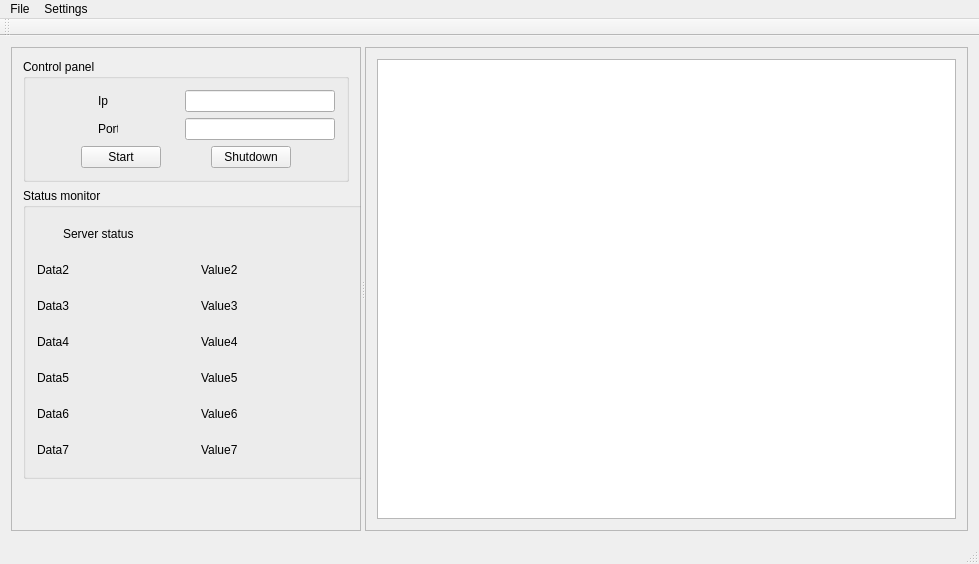
Above: servermainwindow.ui from siskeba1/Game_Server before the change. Below: the same form after it.
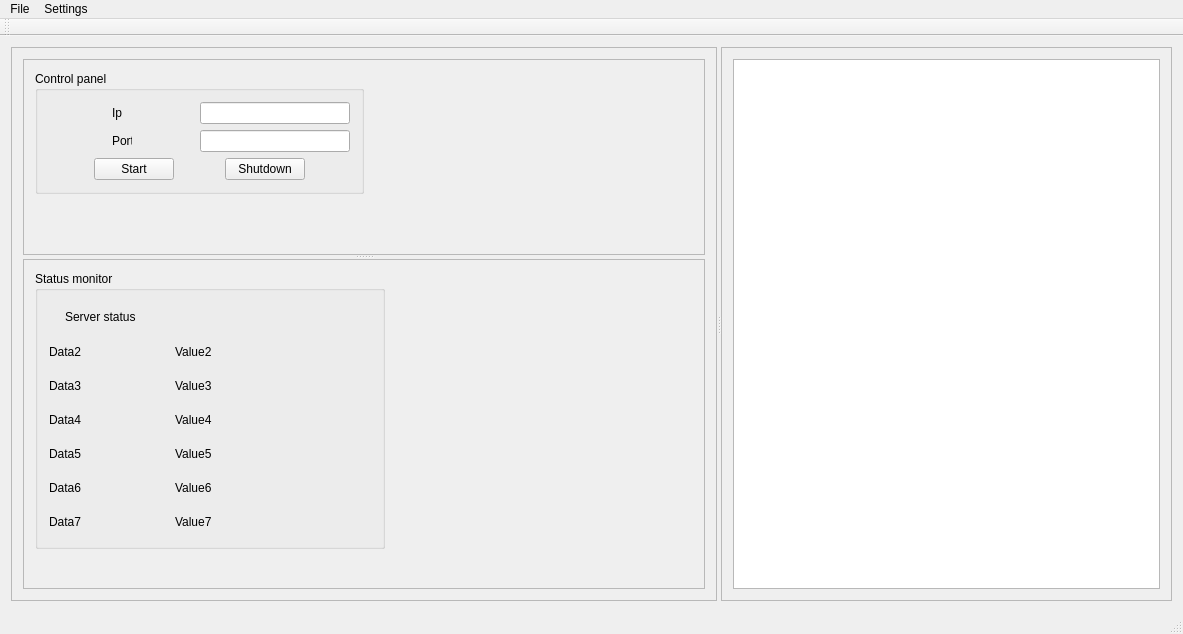
That is the form after the change.

Commit message: Add server status sign

The edit to the form file:
```diff
--- a/servermainwindow.ui
+++ b/servermainwindow.ui
@@ -9,8 +9,8 @@
    <rect>
     <x>0</x>
     <y>0</y>
-    <width>979</width>
-    <height>554</height>
+    <width>1183</width>
+    <height>634</height>
    </rect>
   </property>
   <property name="windowTitle">
@@ -24,21 +24,15 @@
        <enum>Qt::Horizontal</enum>
       </property>
       <widget class="QFrame" name="frame">
-       <property name="sizePolicy">
-        <sizepolicy hsizetype="Minimum" vsizetype="Minimum">
-         <horstretch>0</horstretch>
-         <verstretch>0</verstretch>
-        </sizepolicy>
-       </property>
        <property name="minimumSize">
         <size>
-         <width>0</width>
+         <width>350</width>
          <height>0</height>
         </size>
        </property>
        <property name="maximumSize">
         <size>
-         <width>350</width>
+         <width>80000</width>
          <height>80000</height>
         </size>
        </property>
@@ -48,9 +42,28 @@
        <property name="frameShadow">
         <enum>QFrame::Raised</enum>
        </property>
-       <layout class="QGridLayout" name="gridLayout_2">
+       <layout class="QGridLayout" name="gridLayout_5">
+        <item row="0" column="0">
+         <widget class="QSplitter" name="splitter_2">
+          <property name="orientation">
+           <enum>Qt::Vertical</enum>
+          </property>
+          <widget class="QFrame" name="frame_3">
+           <property name="frameShape">
+            <enum>QFrame::StyledPanel</enum>
+           </property>
+           <property name="frameShadow">
+            <enum>QFrame::Raised</enum>
+           </property>
+           <layout class="QGridLayout" name="gridLayout_7">
         <item row="0" column="0">
          <widget class="QGroupBox" name="groupBox">
+              <property name="maximumSize">
+               <size>
+                <width>350</width>
+                <height>16777215</height>
+               </size>
+              </property>
           <property name="title">
            <string>Control panel</string>
           </property>
@@ -262,20 +275,43 @@
           <zorder></zorder>
          </widget>
         </item>
-        <item row="3" column="0">
-         <spacer name="verticalSpacer_2">
+            <item row="0" column="1">
+             <spacer name="horizontalSpacer_15">
+              <property name="orientation">
+               <enum>Qt::Horizontal</enum>
+              </property>
+              <property name="sizeHint" stdset="0">
+               <size>
+                <width>40</width>
+                <height>20</height>
+               </size>
+              </property>
+             </spacer>
+            </item>
+            <item row="1" column="0">
+             <spacer name="verticalSpacer">
           <property name="orientation">
            <enum>Qt::Vertical</enum>
           </property>
           <property name="sizeHint" stdset="0">
            <size>
             <width>20</width>
-            <height>40</height>
+                <height>63</height>
            </size>
           </property>
          </spacer>
         </item>
-        <item row="2" column="0">
+           </layout>
+          </widget>
+          <widget class="QFrame" name="frame_4">
+           <property name="frameShape">
+            <enum>QFrame::StyledPanel</enum>
+           </property>
+           <property name="frameShadow">
+            <enum>QFrame::Raised</enum>
+           </property>
+           <layout class="QGridLayout" name="gridLayout_2">
+            <item row="0" column="0">
          <widget class="QGroupBox" name="groupBox_2">
           <property name="minimumSize">
            <size>
@@ -283,31 +319,43 @@
             <height>250</height>
            </size>
           </property>
+              <property name="maximumSize">
+               <size>
+                <width>350</width>
+                <height>16777215</height>
+               </size>
+              </property>
           <property name="title">
            <string>Status monitor</string>
           </property>
-          <layout class="QGridLayout" name="gridLayout_5">
+              <layout class="QGridLayout" name="gridLayout_6">
            <item row="0" column="0">
             <layout class="QVBoxLayout" name="verticalLayout_2">
              <item>
               <layout class="QHBoxLayout" name="horizontalLayout_10">
                <item>
                 <widget class="QLabel" name="serverStatusSign">
+                     <property name="enabled">
+                      <bool>true</bool>
+                     </property>
                  <property name="minimumSize">
                   <size>
-                   <width>20</width>
-                   <height>20</height>
+                       <width>10</width>
+                       <height>10</height>
                   </size>
                  </property>
                  <property name="maximumSize">
                   <size>
-                   <width>20</width>
-                   <height>20</height>
+                       <width>10</width>
+                       <height>10</height>
                   </size>
                  </property>
                  <property name="text">
                   <string/>
                  </property>
+                     <property name="alignment">
+                      <set>Qt::AlignBottom|Qt::AlignHCenter</set>
+                     </property>
                 </widget>
                </item>
                <item>
@@ -323,19 +371,6 @@
                  </property>
                 </widget>
                </item>
-               <item>
-                <spacer name="horizontalSpacer_8">
-                 <property name="orientation">
-                  <enum>Qt::Horizontal</enum>
-                 </property>
-                 <property name="sizeHint" stdset="0">
-                  <size>
-                   <width>40</width>
-                   <height>20</height>
-                  </size>
-                 </property>
-                </spacer>
-               </item>
                <item>
                 <widget class="QLabel" name="serverStatusValue">
                  <property name="minimumSize">
@@ -349,6 +384,19 @@
                  </property>
                 </widget>
                </item>
+                   <item>
+                    <spacer name="horizontalSpacer_8">
+                     <property name="orientation">
+                      <enum>Qt::Horizontal</enum>
+                     </property>
+                     <property name="sizeHint" stdset="0">
+                      <size>
+                       <width>40</width>
+                       <height>20</height>
+                      </size>
+                     </property>
+                    </spacer>
+                   </item>
               </layout>
              </item>
              <item>
@@ -379,6 +427,19 @@
                  </property>
                 </widget>
                </item>
+                   <item>
+                    <spacer name="horizontalSpacer_9">
+                     <property name="orientation">
+                      <enum>Qt::Horizontal</enum>
+                     </property>
+                     <property name="sizeHint" stdset="0">
+                      <size>
+                       <width>40</width>
+                       <height>20</height>
+                      </size>
+                     </property>
+                    </spacer>
+                   </item>
               </layout>
              </item>
              <item>
@@ -409,6 +470,19 @@
                  </property>
                 </widget>
                </item>
+                   <item>
+                    <spacer name="horizontalSpacer_10">
+                     <property name="orientation">
+                      <enum>Qt::Horizontal</enum>
+                     </property>
+                     <property name="sizeHint" stdset="0">
+                      <size>
+                       <width>40</width>
+                       <height>20</height>
+                      </size>
+                     </property>
+                    </spacer>
+                   </item>
               </layout>
              </item>
              <item>
@@ -439,6 +513,19 @@
                  </property>
                 </widget>
                </item>
+                   <item>
+                    <spacer name="horizontalSpacer_11">
+                     <property name="orientation">
+                      <enum>Qt::Horizontal</enum>
+                     </property>
+                     <property name="sizeHint" stdset="0">
+                      <size>
+                       <width>40</width>
+                       <height>20</height>
+                      </size>
+                     </property>
+                    </spacer>
+                   </item>
               </layout>
              </item>
              <item>
@@ -469,6 +556,19 @@
                  </property>
                 </widget>
                </item>
+                   <item>
+                    <spacer name="horizontalSpacer_12">
+                     <property name="orientation">
+                      <enum>Qt::Horizontal</enum>
+                     </property>
+                     <property name="sizeHint" stdset="0">
+                      <size>
+                       <width>40</width>
+                       <height>20</height>
+                      </size>
+                     </property>
+                    </spacer>
+                   </item>
               </layout>
              </item>
              <item>
@@ -499,6 +599,19 @@
                  </property>
                 </widget>
                </item>
+                   <item>
+                    <spacer name="horizontalSpacer_13">
+                     <property name="orientation">
+                      <enum>Qt::Horizontal</enum>
+                     </property>
+                     <property name="sizeHint" stdset="0">
+                      <size>
+                       <width>40</width>
+                       <height>20</height>
+                      </size>
+                     </property>
+                    </spacer>
+                   </item>
               </layout>
              </item>
              <item>
@@ -529,11 +642,54 @@
                  </property>
                 </widget>
                </item>
+                   <item>
+                    <spacer name="horizontalSpacer_14">
+                     <property name="orientation">
+                      <enum>Qt::Horizontal</enum>
+                     </property>
+                     <property name="sizeHint" stdset="0">
+                      <size>
+                       <width>40</width>
+                       <height>20</height>
+                      </size>
+                     </property>
+                    </spacer>
+                   </item>
               </layout>
              </item>
             </layout>
            </item>
           </layout>
+             </widget>
+            </item>
+            <item row="0" column="1">
+             <spacer name="horizontalSpacer_16">
+              <property name="orientation">
+               <enum>Qt::Horizontal</enum>
+              </property>
+              <property name="sizeHint" stdset="0">
+               <size>
+                <width>40</width>
+                <height>20</height>
+               </size>
+              </property>
+             </spacer>
+            </item>
+            <item row="1" column="0">
+             <spacer name="verticalSpacer_2">
+              <property name="orientation">
+               <enum>Qt::Vertical</enum>
+              </property>
+              <property name="sizeHint" stdset="0">
+               <size>
+                <width>20</width>
+                <height>40</height>
+               </size>
+              </property>
+             </spacer>
+            </item>
+           </layout>
+          </widget>
          </widget>
         </item>
        </layout>
@@ -541,7 +697,7 @@
       <widget class="QFrame" name="frame_2">
        <property name="minimumSize">
         <size>
-         <width>350</width>
+         <width>300</width>
          <height>0</height>
         </size>
        </property>
@@ -566,7 +722,7 @@
     <rect>
      <x>0</x>
      <y>0</y>
-     <width>979</width>
+     <width>1183</width>
      <height>21</height>
     </rect>
    </property>
```
Lines whose indentation alone changed are shown as unchanged. The commit also changes 1 other file.
